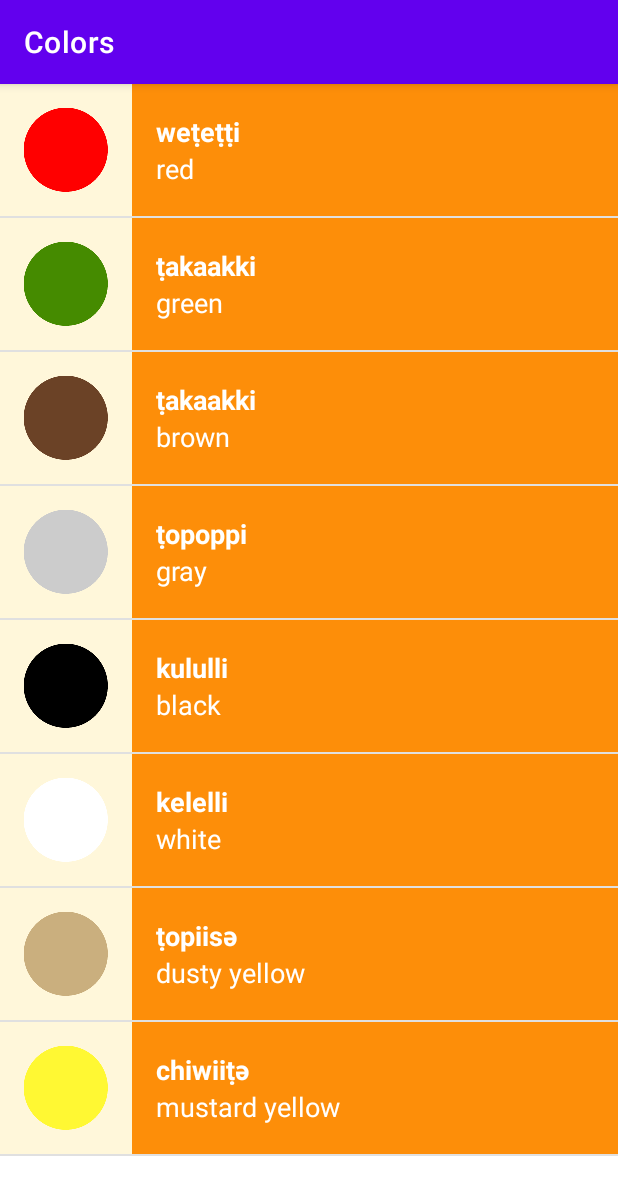
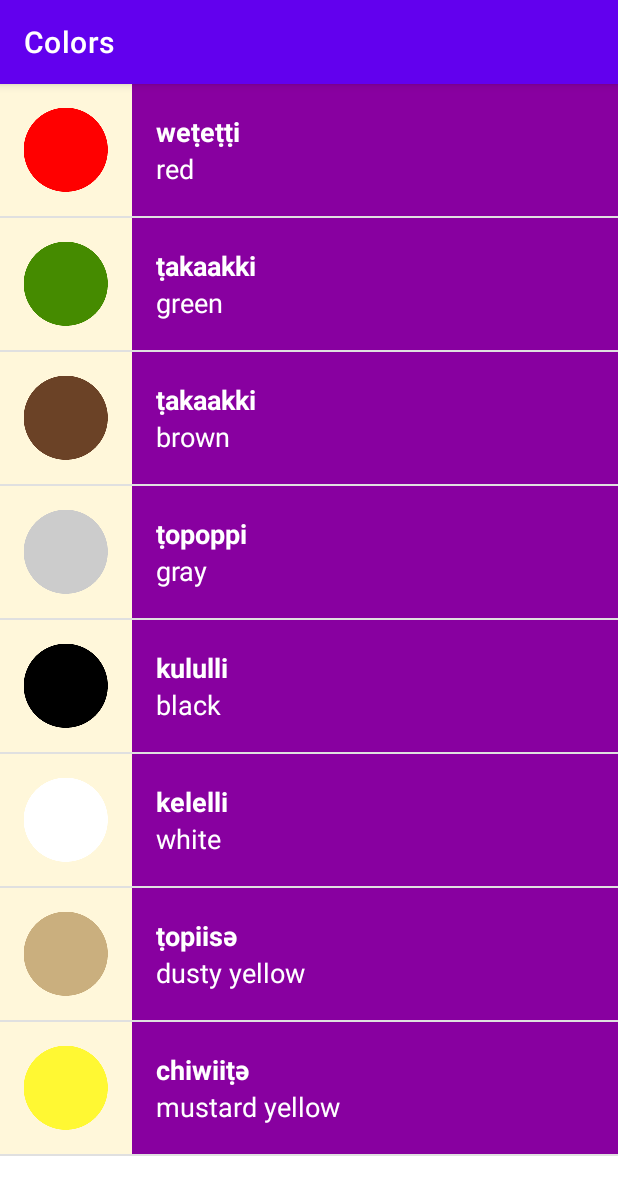
Before and after one commit to Kanika30vats/Android_Java_Miwok_App, an Android app: the ColorsActivity screen opened directly, with no data from a screen before it, on a phone screen of 412 x 824 dp. Shown: the top 1195 px of the screen. Run offline under Robolectric (Android 15) with nearby library versions, the phone set to English and light mode, and no system bars.

Commit message:
Visual Polish Step2
Different background colors for list items

All Activity looks perfect

```diff
--- a/app/src/main/java/com/example/miwok/ColorsActivity.java
+++ b/app/src/main/java/com/example/miwok/ColorsActivity.java
@@ -24,7 +24,7 @@ public class ColorsActivity extends AppCompatActivity {
         words.add(new Word("dusty yellow", "ṭopiisә", R.drawable.color_dusty_yellow));
         words.add(new Word("mustard yellow", "chiwiiṭә",R.drawable.color_mustard_yellow));
 
-        WordAdapter adapter = new WordAdapter(this, words);
+        WordAdapter adapter = new WordAdapter(this, words, R.color.category_colors);
         ListView listView = (ListView) findViewById(R.id.list);
         listView.setAdapter(adapter);
 
--- a/app/src/main/java/com/example/miwok/FamilyActivity.java
+++ b/app/src/main/java/com/example/miwok/FamilyActivity.java
@@ -26,7 +26,7 @@ public class FamilyActivity extends AppCompatActivity {
         words.add(new Word("grandmother", "ama",R.drawable.family_grandmother));
         words.add(new Word("grandfather", "paapa", R.drawable.family_grandfather));
 
-        WordAdapter adapter = new WordAdapter(this, words);
+        WordAdapter adapter = new WordAdapter(this, words, R.color.category_family);
         ListView listView = (ListView) findViewById(R.id.list);
         listView.setAdapter(adapter);
     }
--- a/app/src/main/java/com/example/miwok/NumbersActivity.java
+++ b/app/src/main/java/com/example/miwok/NumbersActivity.java
@@ -89,7 +89,7 @@ public class NumbersActivity extends AppCompatActivity {
         //ArrayAdapter<String> itemsAdapter = new ArrayAdapter<String>(this, R.layout.list_item, words);
 //        ArrayAdapter<Word> itemsAdapter = new ArrayAdapter<Word>(this, R.layout.list_item, words);
 
-        WordAdapter adapter = new WordAdapter(this, words);
+        WordAdapter adapter = new WordAdapter(this, words, R.color.category_numbers);
         ListView listView = (ListView) findViewById(R.id.list);
         listView.setAdapter(adapter);
 
--- a/app/src/main/java/com/example/miwok/PhrasesActivity.java
+++ b/app/src/main/java/com/example/miwok/PhrasesActivity.java
@@ -26,7 +26,7 @@ public class PhrasesActivity extends AppCompatActivity {
         words.add(new Word(" Let’s go.", " yoowutis"));
         words.add(new Word("  Come here.", "  әnni'nem"));
 
-        WordAdapter adapter = new WordAdapter(this, words);
+        WordAdapter adapter = new WordAdapter(this, words, R.color.category_phrases);
         ListView listView = (ListView) findViewById(R.id.list);
         listView.setAdapter(adapter);
 
--- a/app/src/main/java/com/example/miwok/WordAdapter.java
+++ b/app/src/main/java/com/example/miwok/WordAdapter.java
@@ -10,6 +10,7 @@ import android.widget.TextView;
 
 import androidx.annotation.NonNull;
 import androidx.annotation.Nullable;
+import androidx.core.content.ContextCompat;
 
 import java.util.ArrayList;
 
@@ -24,6 +25,11 @@ public class WordAdapter extends ArrayAdapter<Word>
 {
 
     /**
+     * Resource ID for the background color to the list of words
+     */
+    private int mColorResourceId;
+
+    /**
      * This is our own custom constructor (it doesn't mirror a superclass constructor).
      * The context is used to inflate the layout file, and the list is the data we want
      * to populate into the lists.
@@ -32,7 +38,7 @@ public class WordAdapter extends ArrayAdapter<Word>
      * @param words A List of AndroidFlavor objects to display in a list
      *
      */
-      public WordAdapter(Activity context, ArrayList<Word> words)
+      public WordAdapter(Activity context, ArrayList<Word> words, int ColorResourceId)
       {
             // Here, we initialize the ArrayAdapter's internal storage for the context and the list.
             // the second argument is used when the ArrayAdapter is populating a single TextView.
@@ -41,6 +47,7 @@ public class WordAdapter extends ArrayAdapter<Word>
             // 0 is passed as resource id because we don't need to rely on superclass ArrayAdapter inflating or creating a List Item view for us.
             //getView method will manually handle the inflating.
             super(context, 0, words);
+            mColorResourceId = ColorResourceId;
     }
 
 
@@ -105,6 +112,13 @@ public class WordAdapter extends ArrayAdapter<Word>
             imageView.setVisibility(View.GONE);
         }
 
+        // Set the theme color for the list item
+        View textContainer = listItemView.findViewById(R.id.text_container);
+        // Find the color that the resource ID maps to
+        int color = ContextCompat.getColor(getContext(), mColorResourceId);
+        // Set the background color of the text container View
+        textContainer.setBackgroundColor(color);
+
         // Return the whole list item layout (containing 2 TextViews )
         // so that it can be shown in the ListView
         return listItemView;
--- a/app/src/main/res/layout/list_item.xml
+++ b/app/src/main/res/layout/list_item.xml
@@ -18,8 +18,8 @@
         android:layout_width="match_parent"
         android:layout_height="match_parent"
         android:orientation="vertical"
-        android:paddingLeft="16dp"
-        android:background="@color/category_numbers">
+        android:paddingLeft="16dp" >
+        <!-- android:background="@color/category_numbers" -->
 
         <TextView
             android:id="@+id/miwok_text_view"
```
